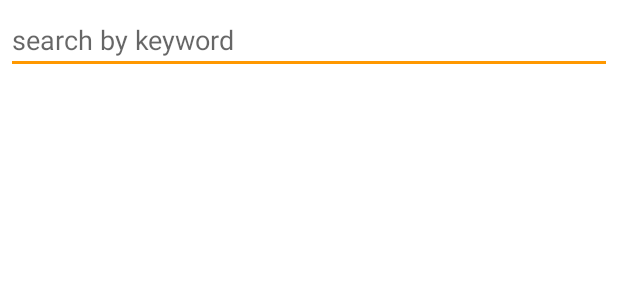
After one commit to TheWhiteWater/NewsFeed, an Android app: the layout fragment_search.xml on its own in the app's theme, with its tools: preview values and no code run, on a phone screen of 412 x 824 dp. The commit adds this screen. Shown: the top 300 px of the screen. Run offline under Robolectric (Android 15) with nearby library versions, the phone set to English and light mode, and no system bars.

Commit message:
search screen implemented

```diff
--- a/app/build.gradle
+++ b/app/build.gradle
@@ -76,12 +76,14 @@ dependencies {
     implementation 'io.reactivex.rxjava2:rxandroid:2.1.1'
     implementation 'io.reactivex.rxjava2:rxjava:2.2.19'
 
+    implementation 'com.jakewharton.rxbinding3:rxbinding:3.1.0'
+
     implementation "androidx.room:room-runtime:2.2.5"
     annotationProcessor "androidx.room:room-compiler:2.2.5"
     implementation "androidx.room:room-rxjava2:2.2.5"
     testImplementation "androidx.room:room-testing:2.2.5"
 
-    implementation  'com.google.dagger:dagger:2.26'
+    implementation 'com.google.dagger:dagger:2.26'
     annotationProcessor 'com.google.dagger:dagger-compiler:2.26'
 
 }
--- a/app/src/main/java/nz/co/redice/newsfeeder/di/base/AppComponent.java
+++ b/app/src/main/java/nz/co/redice/newsfeeder/di/base/AppComponent.java
@@ -9,6 +9,7 @@ import nz.co.redice.newsfeeder.di.modules.DatabaseModule;
 import nz.co.redice.newsfeeder.di.modules.NetworkModule;
 import nz.co.redice.newsfeeder.di.modules.ViewModelModule;
 import nz.co.redice.newsfeeder.view.DetailFragment;
+import nz.co.redice.newsfeeder.view.SearchFragment;
 import nz.co.redice.newsfeeder.view.presentation.ListFragment;
 
 @Singleton
@@ -25,4 +26,6 @@ public interface AppComponent {
     void inject(ListFragment listFragment);
 
     void inject(DetailFragment detailFragment);
+
+    void inject(SearchFragment searchFragment);
 }
--- a/app/src/main/java/nz/co/redice/newsfeeder/di/modules/ViewModelModule.java
+++ b/app/src/main/java/nz/co/redice/newsfeeder/di/modules/ViewModelModule.java
@@ -7,6 +7,7 @@ import dagger.Module;
 import dagger.multibindings.IntoMap;
 import nz.co.redice.newsfeeder.viewmodel.DetailViewModel;
 import nz.co.redice.newsfeeder.viewmodel.ListViewModel;
+import nz.co.redice.newsfeeder.viewmodel.SearchViewModel;
 
 @Module
 public abstract class ViewModelModule {
@@ -21,4 +22,9 @@ public abstract class ViewModelModule {
     @IntoMap
     @ViewModelKey(DetailViewModel.class)
     abstract ViewModel bindDetailViewModel(DetailViewModel viewModel);
+
+    @Binds
+    @IntoMap
+    @ViewModelKey(SearchViewModel.class)
+    abstract ViewModel bindSearchViewModel(SearchViewModel viewModel);
 }
--- a/app/src/main/java/nz/co/redice/newsfeeder/view/DetailFragment.java
+++ b/app/src/main/java/nz/co/redice/newsfeeder/view/DetailFragment.java
@@ -1,6 +1,7 @@
 package nz.co.redice.newsfeeder.view;
 
 import android.content.Context;
+import android.graphics.PorterDuff;
 import android.os.Bundle;
 import android.view.LayoutInflater;
 import android.view.View;
@@ -19,6 +20,7 @@ import com.google.android.material.appbar.AppBarLayout;
 
 import javax.inject.Inject;
 
+import nz.co.redice.newsfeeder.R;
 import nz.co.redice.newsfeeder.databinding.FragmentDetailBinding;
 import nz.co.redice.newsfeeder.di.modules.ViewModelFactory;
 import nz.co.redice.newsfeeder.di.base.MyApplication;
@@ -92,6 +94,7 @@ public class DetailFragment extends Fragment {
         AppBarConfiguration appBarConfiguration =
                 new AppBarConfiguration.Builder(navController.getGraph()).build();
         NavigationUI.setupWithNavController(mBinding.toolbar, navController, appBarConfiguration);
+        mBinding.toolbar.getNavigationIcon().setColorFilter(getResources().getColor(R.color.icons), PorterDuff.Mode.SRC_ATOP);
     }
 
     private void displayScreen() {
--- a/app/src/main/java/nz/co/redice/newsfeeder/view/presentation/Category.java
+++ b/app/src/main/java/nz/co/redice/newsfeeder/view/presentation/Category.java
@@ -8,7 +8,7 @@ public enum Category {
         @NonNull
         @Override
         public String toString() {
-            return "Top Headlines";
+            return "Top News";
         }
         public String getTag() {return "";}
     },
--- a/app/src/main/java/nz/co/redice/newsfeeder/view/presentation/RecyclerAdapter.java
+++ b/app/src/main/java/nz/co/redice/newsfeeder/view/presentation/RecyclerAdapter.java
@@ -58,10 +58,9 @@ public class RecyclerAdapter extends RecyclerView.Adapter<RecyclerAdapter.Holder
                 .subscribe(s -> {
                     if (s.size() < 1) {
                         showList.add(newItem);
-                        notifyItemInserted(showList.size() - 1);
+//                        notifyItemInserted(showList.size() - 1);
                     }
                 });
-
     }
 
     @Override
--- a/app/src/main/java/nz/co/redice/newsfeeder/viewmodel/ListViewModel.java
+++ b/app/src/main/java/nz/co/redice/newsfeeder/viewmodel/ListViewModel.java
@@ -18,7 +18,6 @@ import nz.co.redice.newsfeeder.view.presentation.Category;
 public class ListViewModel extends ViewModel {
 
     private Repository mRepository;
-    private String mCategoryTag;
 
     @Inject
     public ListViewModel(Repository repository) {
@@ -26,7 +25,6 @@ public class ListViewModel extends ViewModel {
     }
 
     public void fetchCategory(String category) {
-        mCategoryTag = category;
         Observable.interval(0, 5, TimeUnit.MINUTES)
                 .subscribeOn(Schedulers.io())
                 .subscribe(s -> mRepository.requestCategory(category));
--- a/app/src/main/res/drawable/ic_menu.xml
+++ /dev/null
@@ -1,5 +0,0 @@
-<vector android:height="24dp" android:tint="#FFFFFF"
-    android:viewportHeight="24.0" android:viewportWidth="24.0"
-    android:width="24dp" xmlns:android="http://schemas.android.com/apk/res/android">
-    <path android:fillColor="#FF000000" android:pathData="M3,18h18v-2L3,16v2zM3,13h18v-2L3,11v2zM3,6v2h18L21,6L3,6z"/>
-</vector>
--- /dev/null
+++ b/app/src/main/res/drawable/ic_search.xml
@@ -0,0 +1,5 @@
+<vector android:height="24dp" android:tint="#3F51B5"
+    android:viewportHeight="24.0" android:viewportWidth="24.0"
+    android:width="24dp" xmlns:android="http://schemas.android.com/apk/res/android">
+    <path android:fillColor="#FF000000" android:pathData="M15.5,14h-0.79l-0.28,-0.27C15.41,12.59 16,11.11 16,9.5 16,5.91 13.09,3 9.5,3S3,5.91 3,9.5 5.91,16 9.5,16c1.61,0 3.09,-0.59 4.23,-1.57l0.27,0.28v0.79l5,4.99L20.49,19l-4.99,-5zM9.5,14C7.01,14 5,11.99 5,9.5S7.01,5 9.5,5 14,7.01 14,9.5 11.99,14 9.5,14z"/>
+</vector>
--- /dev/null
+++ b/app/src/main/res/layout/fragment_search.xml
@@ -0,0 +1,53 @@
+<?xml version="1.0" encoding="utf-8"?>
+<androidx.constraintlayout.widget.ConstraintLayout
+    xmlns:android="http://schemas.android.com/apk/res/android"
+    xmlns:app="http://schemas.android.com/apk/res-auto"
+    xmlns:tools="http://schemas.android.com/tools"
+    android:id="@+id/parentLayout"
+    android:layout_width="match_parent"
+    android:layout_height="match_parent"
+    android:layout_margin="4dp"
+    tools:context=".view.presentation.ListFragment">
+
+
+    <EditText
+        android:id="@+id/editText"
+        android:layout_width="0dp"
+        android:hint="search by keyword"
+        android:layout_height="wrap_content"
+        app:layout_constraintEnd_toEndOf="parent"
+        app:layout_constraintHorizontal_bias="0.5"
+        app:layout_constraintStart_toStartOf="parent"
+        app:layout_constraintTop_toTopOf="parent" />
+
+
+    <androidx.recyclerview.widget.RecyclerView
+        android:id="@+id/recyclerview"
+        android:layout_width="match_parent"
+        android:layout_height="0dp"
+        app:layout_constraintBottom_toBottomOf="parent"
+        app:layout_constraintEnd_toEndOf="parent"
+        app:layout_constraintStart_toStartOf="parent"
+        app:layout_constraintTop_toBottomOf="@+id/editText" />
+
+    <TextView
+        android:id="@+id/errorTextView"
+        style="@style/category_button_style"
+        android:text="Something went wrong :("
+        android:visibility="gone"
+        app:layout_constraintBottom_toBottomOf="@+id/recyclerview"
+        app:layout_constraintEnd_toEndOf="parent"
+        app:layout_constraintStart_toStartOf="parent"
+        app:layout_constraintTop_toTopOf="@+id/recyclerview" />
+
+    <ProgressBar
+        android:id="@+id/progressbar"
+        style="@style/category_button_style"
+        android:layout_marginTop="678dp"
+        android:visibility="gone"
+        app:layout_constraintBottom_toBottomOf="@+id/recyclerview"
+        app:layout_constraintEnd_toEndOf="parent"
+        app:layout_constraintStart_toStartOf="parent"
+        app:layout_constraintTop_toTopOf="@+id/recyclerview" />
+
+</androidx.constraintlayout.widget.ConstraintLayout>
--- a/app/src/main/res/values/colors.xml
+++ b/app/src/main/res/values/colors.xml
@@ -1,6 +1,5 @@
 <?xml version="1.0" encoding="utf-8"?>
 <resources>
-
     <color name="primary">#2196F3</color>
     <color name="primary_dark">#1976D2</color>
     <color name="primary_light">#BBDEFB</color>
@@ -9,5 +8,4 @@
     <color name="secondary_text">#757575</color>
     <color name="icons">#FFFFFF</color>
     <color name="divider">#BDBDBD</color>
-
 </resources>
--- a/app/src/main/res/values/strings.xml
+++ b/app/src/main/res/values/strings.xml
@@ -1,4 +1,8 @@
 <resources>
     <string name="app_name">News Feeder</string>
     <string name="database_name">newsdatabase.db</string>
+    <string name="fab_description">search</string>
+
+    <!-- TODO: Remove or change this placeholder text -->
+    <string name="hello_blank_fragment">Hello blank fragment</string>
 </resources>
```
Also changed, not shown: app/src/main/java/nz/co/redice/newsfeeder/repository/Repository.java (+18 -0 lines), app/src/main/java/nz/co/redice/newsfeeder/repository/remote/NewsService.java (+9 -0 lines), app/src/main/java/nz/co/redice/newsfeeder/view/HomeFragment.java (+10 -1 lines), app/src/main/java/nz/co/redice/newsfeeder/view/SearchFragment.java (added, +109 -0 lines), app/src/main/java/nz/co/redice/newsfeeder/view/presentation/ListFragment.java (+25 -11 lines), app/src/main/java/nz/co/redice/newsfeeder/viewmodel/SearchViewModel.java (added, +33 -0 lines), app/src/main/res/layout/fragment_home.xml (+9 -3 lines), app/src/main/res/navigation/nav_graph.xml (+14 -1 lines).
